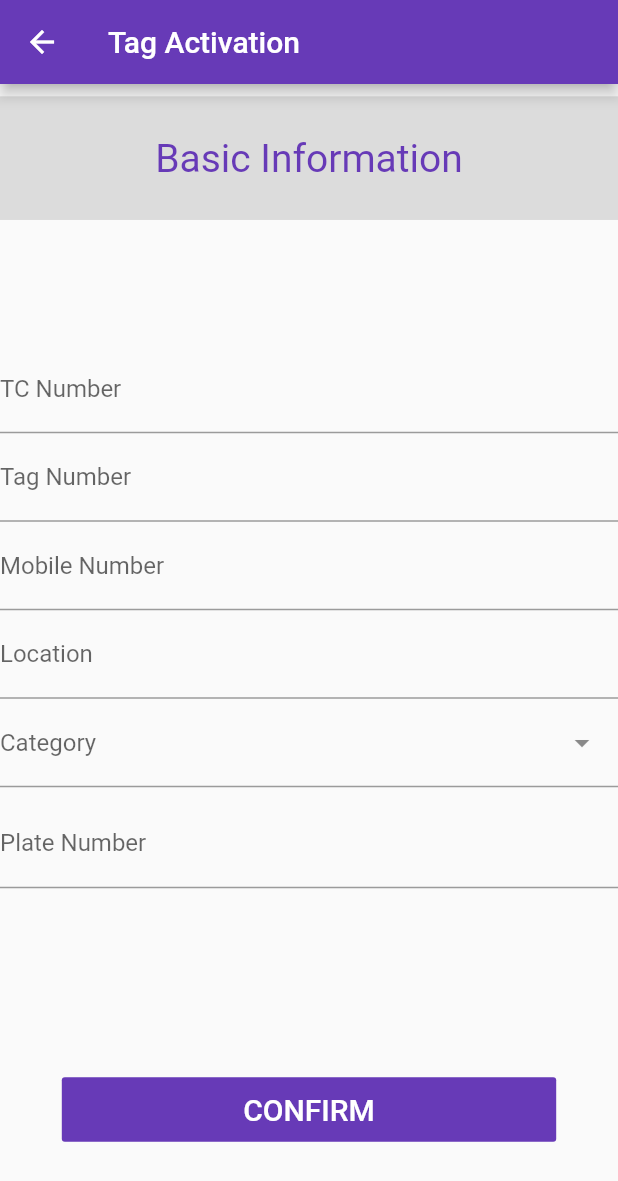
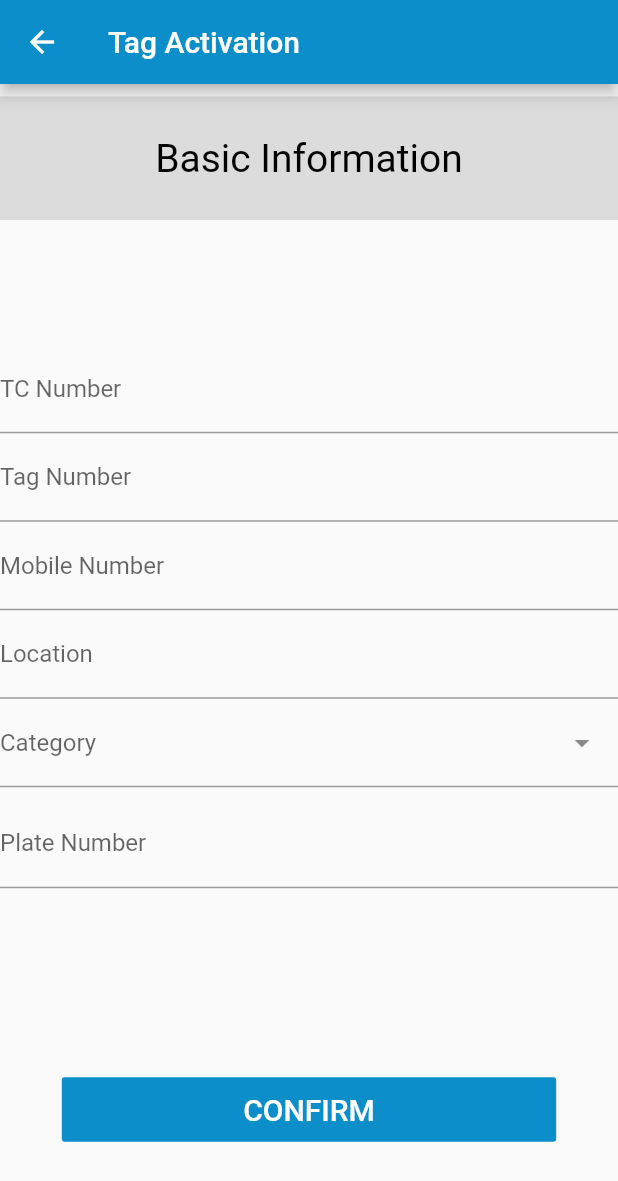
Before and after one commit to Ashik116/Pay-Toll-ETC, a Flutter app: the screen it shows after launch, after a tap on "Tag Activition", on a phone screen of 412 x 824 dp. Shown: the top 1181 px of the screen. Run offline on Flutter 3.47's test engine with Material 2 defaults, Android fonts, the phone set to English and light mode, and no system bars; drawn by our look-alikes of dropdown_search; our stand-ins replace animate_do, carousel_slider, connectivity, dots_indicator, flutter_spinkit, fluttertoast and 5 more; missing offline and left inert: flutter_polyline_points; network calls fail.

Commit message:
25/04/2022

```diff
--- a/lib/Ui/homepage.dart
+++ b/lib/Ui/homepage.dart
@@ -1,3 +1,5 @@
+import 'package:carousel_slider/carousel_options.dart';
+import 'package:carousel_slider/carousel_slider.dart';
 import 'package:dots_indicator/dots_indicator.dart';
 import 'package:flutter/material.dart';
 import 'package:toll_payetc/Animation/loading.dart';
@@ -441,31 +443,31 @@ class _HomePageState extends State<HomePage> {
                           endIndent: 10,
                           color: Colors.blueAccent.shade200,
                         ),
-                        // Container(
-                        //   height: size.height * 0.1,
-                        //   width: size.width,
-                        //   color: Colors.white10,
-                        //   child: CarouselSlider(
-                        //     items: [
-                        //       Center(
-                        //           child: Column(
-                        //         children: const [
-                        //           Text(
-                        //             "\nYour gateway to Toll Pay\n just got simpler\n",
-                        //             style: TextStyle(
-                        //                 fontWeight: FontWeight.bold,
-                        //                 fontSize: 15),
-                        //           ),
-                        //           //SizedBox(height: size.height*0.01,),
-                        //           Text("In line with ETC Toll Pay......")
-                        //         ],
-                        //       )),
-                        //     ],
-                        //     options: CarouselOptions(
-                        //       autoPlay: true,
-                        //     ),
-                        //   ),
-                        // ),
+                        Container(
+                          height: size.height * 0.1,
+                          width: size.width,
+                          color: Colors.white10,
+                          child: CarouselSlider(
+                            items: [
+                              Center(
+                                  child: Column(
+                                children: const [
+                                  Text(
+                                    "\nYour gateway to Toll Pay\n just got simpler\n",
+                                    style: TextStyle(
+                                        fontWeight: FontWeight.bold,
+                                        fontSize: 15),
+                                  ),
+                                  //SizedBox(height: size.height*0.01,),
+                                  Text("In line with ETC Toll Pay......")
+                                ],
+                              )),
+                            ],
+                            options: CarouselOptions(
+                              autoPlay: true,
+                            ),
+                          ),
+                        ),
                         const SizedBox(
                           height: 0.5,
                         ),
--- a/lib/Units/Tag Activition/tag_activition.dart
+++ b/lib/Units/Tag Activition/tag_activition.dart
@@ -17,7 +17,7 @@ class _TagactivitionState extends State<Tagactivition> {
       child: Scaffold(
           resizeToAvoidBottomInset: false,
           appBar: AppBar(
-            backgroundColor: Colors.deepPurple,
+            backgroundColor: Color(0xFF0C8ECA),
             title: const Text("Tag Activation"),
           ),
           body: Column(
@@ -36,7 +36,7 @@ class _TagactivitionState extends State<Tagactivition> {
                       "Basic Information",
                       style: TextStyle(
                         fontSize: 26,
-                        color: Colors.deepPurple,
+                        color: Colors.black,
                       ),
                     ),
                   ],
@@ -96,8 +96,8 @@ class _TagactivitionState extends State<Tagactivition> {
                   "CONFIRM",
                   style: TextStyle(color: Colors.white, fontSize: 20),
                 ),
-                color: Colors.deepPurple,
-                splashColor: Colors.amber,
+                color: Color(0xFF0C8ECA),
+                splashColor: Colors.white,
                 height: size.height * 0.05,
                 minWidth: size.width * 0.8,
               ),
--- a/lib/Units/recharge_profile.dart
+++ b/lib/Units/recharge_profile.dart
@@ -151,7 +151,7 @@ class _ProfileRechargeState extends State<ProfileRecharge> {
                   child: Text("Reset"),
                 )
               ],
-              backgroundColor: Colors.deepPurple,
+              backgroundColor: Color(0xFF0C8ECA),
               collapsedHeight: 200,
               bottom: const TabBar(
                 indicatorColor: Colors.amber,
```
Also changed, not shown: lib/Ui/dashboard.dart (added, +44 -0 lines), lib/Ui/sign_in.dart (+38 -4 lines), lib/Ui/sign_up.dart (+4 -11 lines), lib/Units/Contact Us/contact_us.dart (+5 -2 lines), lib/Units/Feedback/feedback.dart (+34 -11 lines), lib/Units/account_number.dart (+30 -10 lines), lib/Units/palate.dart (+31 -10 lines), lib/Units/recharge.dart (+9 -7 lines).
